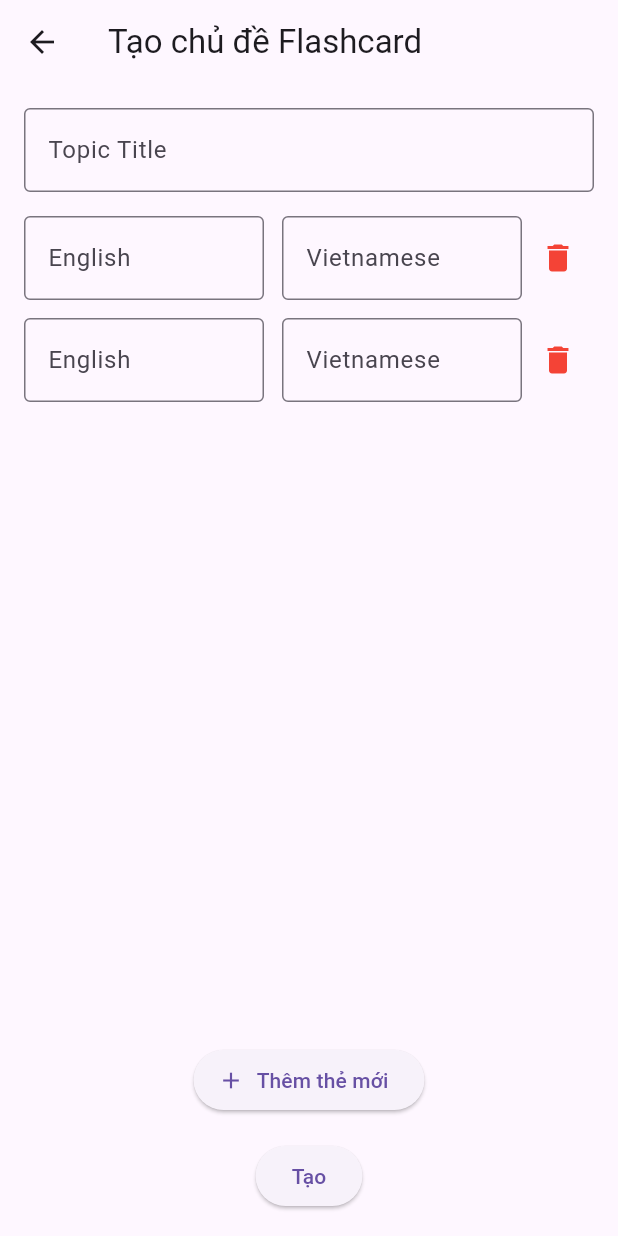
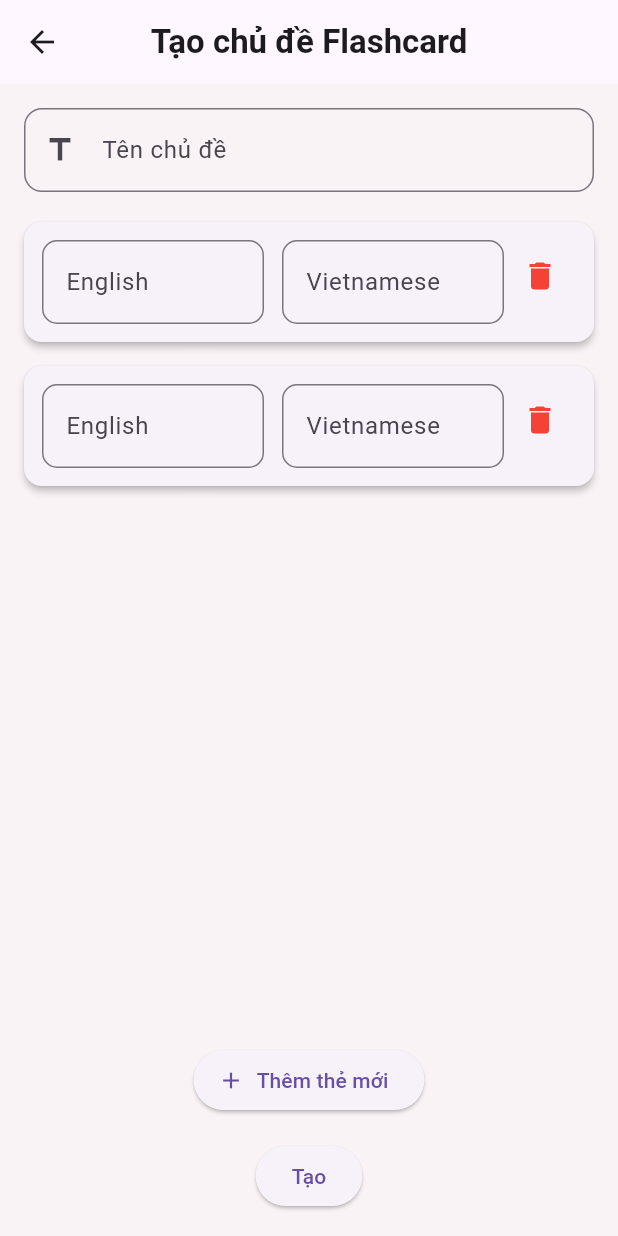
Before and after one commit to Hoangthingoc216/2025_LTTBDD_N04_Nhom_Ngoc, a Flutter app: the FlashcardScreen screen opened directly, on a phone screen of 412 x 824 dp. Run offline on Flutter 3.47's test engine with Material 3 defaults, Android fonts, the phone set to English and light mode, and no system bars; our stand-ins replace cloud_firestore, firebase_auth, firebase_core, flutter_tts, google_sign_in; accounts and stored records are empty.

Commit message:
chỉnh sửa lại giao iện flashcard thêm chủ đề và từ vựng

```diff
--- a/Flashcard_app/lib/screens/flashcard_screen.dart
+++ b/Flashcard_app/lib/screens/flashcard_screen.dart
@@ -27,40 +27,56 @@ class _FlashcardScreenState extends State<FlashcardScreen> {
     });
   }
 
+  @override
   Widget build(BuildContext context) {
     return Scaffold(
+      backgroundColor: Color(0xFFF9F3F5),
       appBar: AppBar(
         title: Text(
           Language.dich('Tạo chủ đề Flashcard', 'Create Flashcard Topic'),
+          style: TextStyle(fontWeight: FontWeight.bold),
         ),
+        centerTitle: true,
       ),
       body: Padding(
-        padding: EdgeInsets.all(16.0),
+        padding: EdgeInsets.all(16),
         child: Column(
           children: [
             TextField(
               controller: _titleController,
               decoration: InputDecoration(
-                labelText: 'Topic Title',
-                border: OutlineInputBorder(),
+                labelText: Language.dich('Tên chủ đề', 'Topic Title'),
+                prefixIcon: Icon(Icons.title),
+                border: OutlineInputBorder(
+                  borderRadius: BorderRadius.circular(12),
                 ),
               ),
-            SizedBox(height: 16),
+            ),
+            SizedBox(height: 20),
 
             Expanded(
               child: ListView.builder(
                 itemCount: flashcards.length,
                 itemBuilder: (context, index) {
-                  return Padding(
-                    padding: EdgeInsets.only(bottom: 12.0),
+                  return Card(
+                    margin: EdgeInsets.only(bottom: 16),
+                    shape: RoundedRectangleBorder(
+                      borderRadius: BorderRadius.circular(12),
+                    ),
+                    elevation: 2,
+                    child: Padding(
+                      padding: EdgeInsets.all(12),
                       child: Row(
+                        crossAxisAlignment: CrossAxisAlignment.start,
                         children: [
                           Expanded(
                             child: TextField(
                               controller: flashcards[index]['en'],
                               decoration: InputDecoration(
                                 labelText: 'English',
-                              border: OutlineInputBorder(),
+                                border: OutlineInputBorder(
+                                  borderRadius: BorderRadius.circular(10),
+                                ),
                               ),
                             ),
                           ),
@@ -71,10 +87,13 @@ class _FlashcardScreenState extends State<FlashcardScreen> {
                               controller: flashcards[index]['vi'],
                               decoration: InputDecoration(
                                 labelText: 'Vietnamese',
-                              border: OutlineInputBorder(),
+                                border: OutlineInputBorder(
+                                  borderRadius: BorderRadius.circular(10),
                                 ),
                               ),
                             ),
+                          ),
+
                           IconButton(
                             onPressed: () {
                               setState(() {
@@ -84,6 +103,7 @@ class _FlashcardScreenState extends State<FlashcardScreen> {
                             icon: Icon(Icons.delete, color: Colors.red),
                           ),
                         ],
+                      ),
                     ),
                   );
                 },
@@ -120,14 +140,12 @@ class _FlashcardScreenState extends State<FlashcardScreen> {
                   );
                   return;
                 }
-
                 final flashcardData = flashcards.map((card) {
                   return {
                     'en': card['en']!.text.trim(),
                     'vi': card['vi']!.text.trim(),
                   };
                 }).toList();
-
                 final flashcardTopic = FlashcardTopic(
                   id: '',
                   title: topic,
```
Lines whose indentation alone changed are shown as unchanged.
